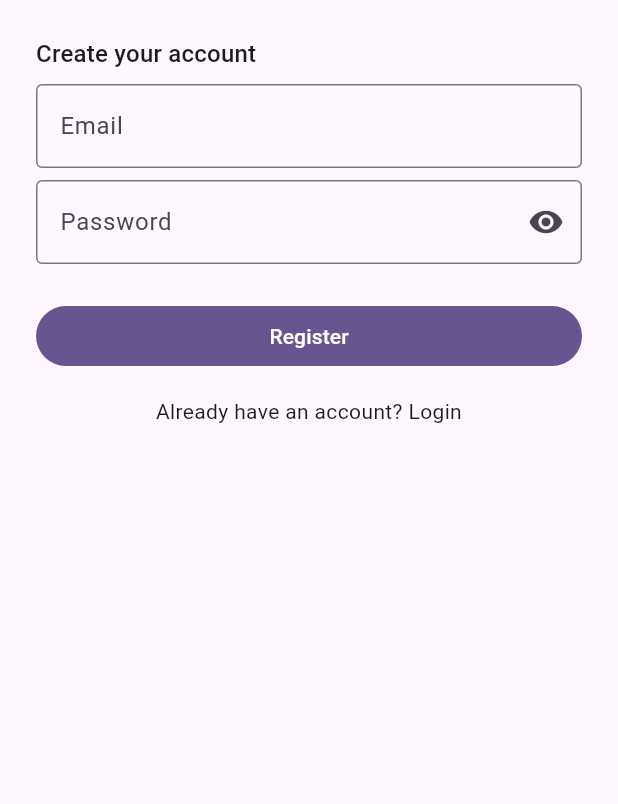
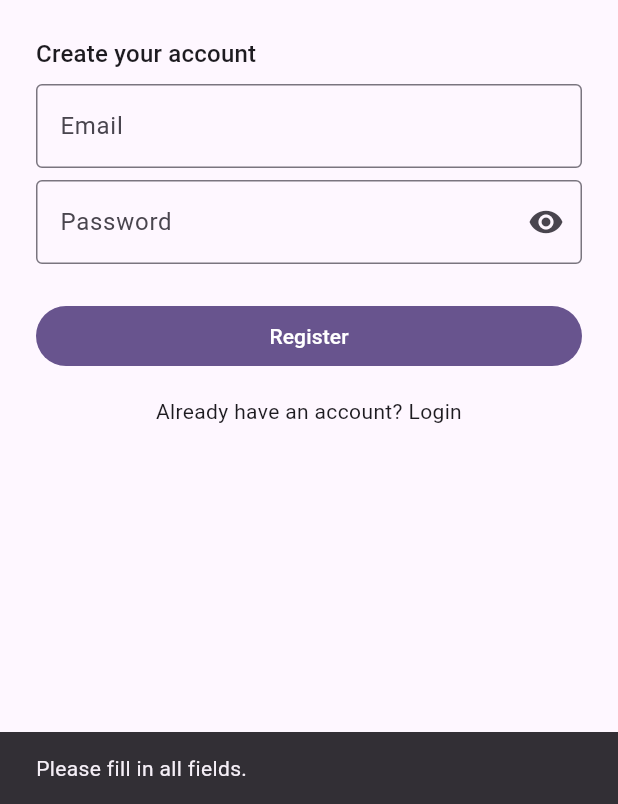
Before and after one commit to abdullohumar/chatting_app, a Flutter app: the RegisterScreen screen opened by its route, after a tap on "Register", on a phone screen of 412 x 824 dp, the part 432-1236 px from its top. Run offline on Flutter 3.47's test engine with Material 3 defaults, Android fonts, the phone set to English and light mode, and no system bars; our stand-ins replace firebase_auth, firebase_core, shared_preferences; accounts and stored records are empty.

```diff
--- a/lib/screens/register_screen.dart
+++ b/lib/screens/register_screen.dart
@@ -1,5 +1,8 @@
+import 'package:chatting_app/provider/firebase_auth_provider.dart';
+import 'package:chatting_app/static/firebase_auth_status.dart';
 import 'package:chatting_app/widgets/textfield_obsecure_widget.dart';
 import 'package:flutter/material.dart';
+import 'package:provider/provider.dart';
 
 class RegisterScreen extends StatefulWidget {
   const RegisterScreen({Key? key}) : super(key: key);
@@ -48,9 +51,18 @@ class _RegisterScreenState extends State<RegisterScreen> {
               hintText: 'Password',
             ),
             const SizedBox(height: 24.0),
-            FilledButton(
-              onPressed: () => _tapToRegister(),
-              child: const Text('Register'),
+            Consumer<FirebaseAuthProvider>(
+              builder: (context, value, child) {
+                return switch (value.authStatus) {
+                  FirebaseAuthStatus.creatingAccount => const Center(
+                    child: CircularProgressIndicator(),
+                  ),
+                  _ => FilledButton(
+                    onPressed: () => _tapToRegister(),
+                    child: const Text('Register'),
+                  ),
+                };
+              },
             ),
             const SizedBox.square(dimension: 16),
             GestureDetector(
@@ -66,7 +78,30 @@ class _RegisterScreenState extends State<RegisterScreen> {
     );
   }
 
-  void _tapToRegister() async {}
+  void _tapToRegister() async {
+    final email = _emailController.text;
+    final password = _passwordController.text;
+
+    if (email.isNotEmpty && password.isNotEmpty) {
+      final firebaseAuthProvider = context.read<FirebaseAuthProvider>();
+      final navigator = Navigator.of(context);
+      final scaffoldMessenger = ScaffoldMessenger.of(context);
+
+      await firebaseAuthProvider.createAccount(email, password);
+      switch (firebaseAuthProvider.authStatus) {
+        case FirebaseAuthStatus.accountCreated:
+          navigator.pop();
+        case _:
+          scaffoldMessenger.showSnackBar(
+            SnackBar(content: Text(firebaseAuthProvider.message ?? "")),
+          );
+      }
+    } else {
+      const message = "Please fill in all fields.";
+      final scaffoldMessenger = ScaffoldMessenger.of(context);
+      scaffoldMessenger.showSnackBar(SnackBar(content: Text(message)));
+    }
+  }
 
   void _goToLogin() {
     Navigator.pop(context);
```
Also changed, not shown: lib/screens/chat_screen.dart (+31 -16 lines), lib/screens/login_screen.dart (+41 -11 lines).
